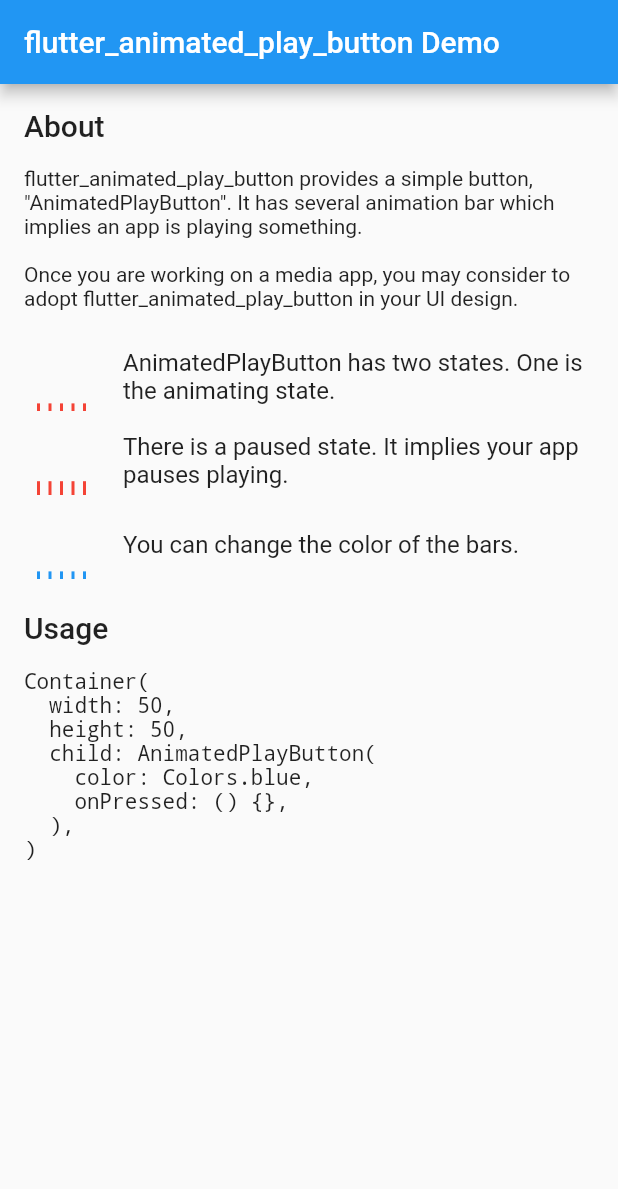
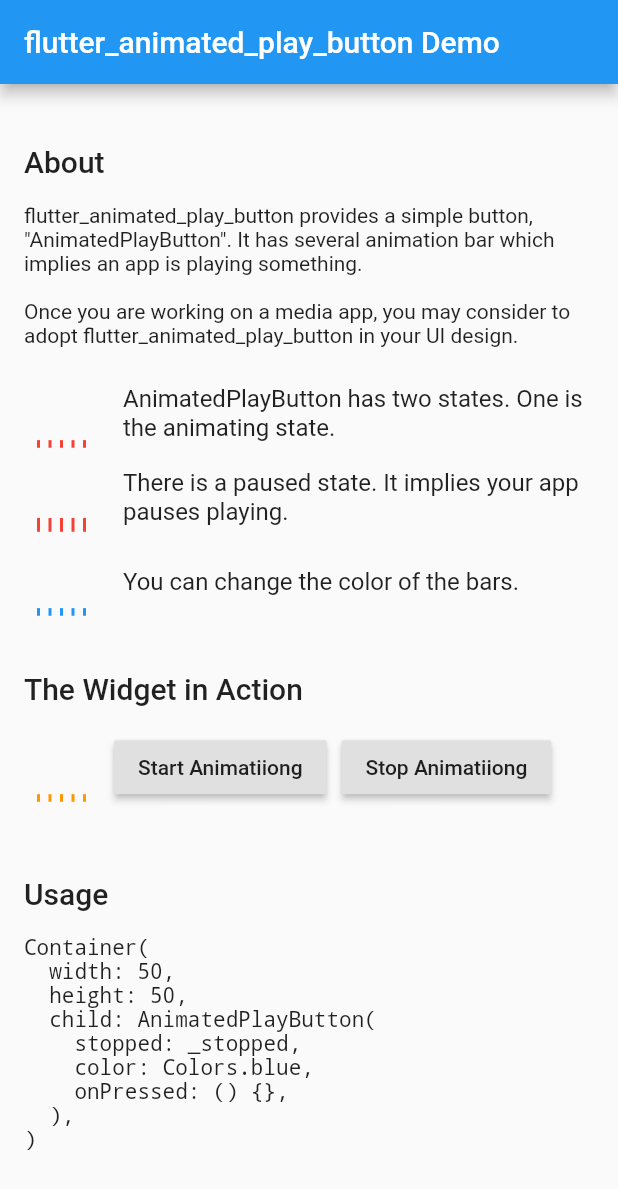
Before and after one commit to zonble/flutter_animated_play_button, a Flutter app: the screen it shows after launch, on a phone screen of 412 x 824 dp. Shown: the top 1189 px of the screen. Run offline on Flutter 3.47's test engine with Material 2 defaults, Android fonts, the light colour scheme and no system bars.

Commit message:
Updates the example.

```diff
--- a/example/lib/main.dart
+++ b/example/lib/main.dart
@@ -22,11 +22,14 @@ class MyHomePage extends StatefulWidget {
 }
 
 class _MyHomePageState extends State<MyHomePage> {
+  var _stopped = false;
+
   @override
   Widget build(BuildContext context) => Scaffold(
         appBar: AppBar(title: Text(widget.title)),
         body: SafeArea(
           child: Scrollbar(
+            child: Center(
               child: SingleChildScrollView(
                 child: Center(
                   child: ConstrainedBox(
@@ -85,7 +88,41 @@ class _MyHomePageState extends State<MyHomePage> {
                         ),
                         Padding(
                           padding: const EdgeInsets.only(
-                            top: 16, left: 16, bottom: 0, right: 16),
+                              top: 32, left: 16, bottom: 0, right: 16),
+                          child: Text('The Widget in Action',
+                              style: Theme.of(context).textTheme.title),
+                        ),
+                        Padding(
+                          padding: const EdgeInsets.all(16.0),
+                          child: Row(
+                            children: <Widget>[
+                              Container(
+                                width: 50,
+                                height: 50,
+                                child: AnimatedPlayButton(
+                                  stopped: _stopped,
+                                  color: Colors.orange,
+                                  onPressed: () {},
+                                ),
+                              ),
+                              SizedBox(width: 10),
+                              RaisedButton(
+                                child: Text('Start Animatiiong'),
+                                onPressed: () =>
+                                    setState(() => _stopped = false),
+                              ),
+                              SizedBox(width: 10),
+                              RaisedButton(
+                                child: Text('Stop Animatiiong'),
+                                onPressed: () =>
+                                    setState(() => _stopped = true),
+                              ),
+                            ],
+                          ),
+                        ),
+                        Padding(
+                          padding: const EdgeInsets.only(
+                              top: 32, left: 16, bottom: 0, right: 16),
                           child: Text('Usage',
                               style: Theme.of(context).textTheme.title),
                         ),
@@ -97,6 +134,7 @@ Container(
   width: 50,
   height: 50,
   child: AnimatedPlayButton(
+    stopped: _stopped,
     color: Colors.blue,
     onPressed: () {},
   ),
@@ -112,5 +150,6 @@ Container(
               ),
             ),
           ),
+        ),
       );
 }
```
Lines whose indentation alone changed are shown as unchanged.
